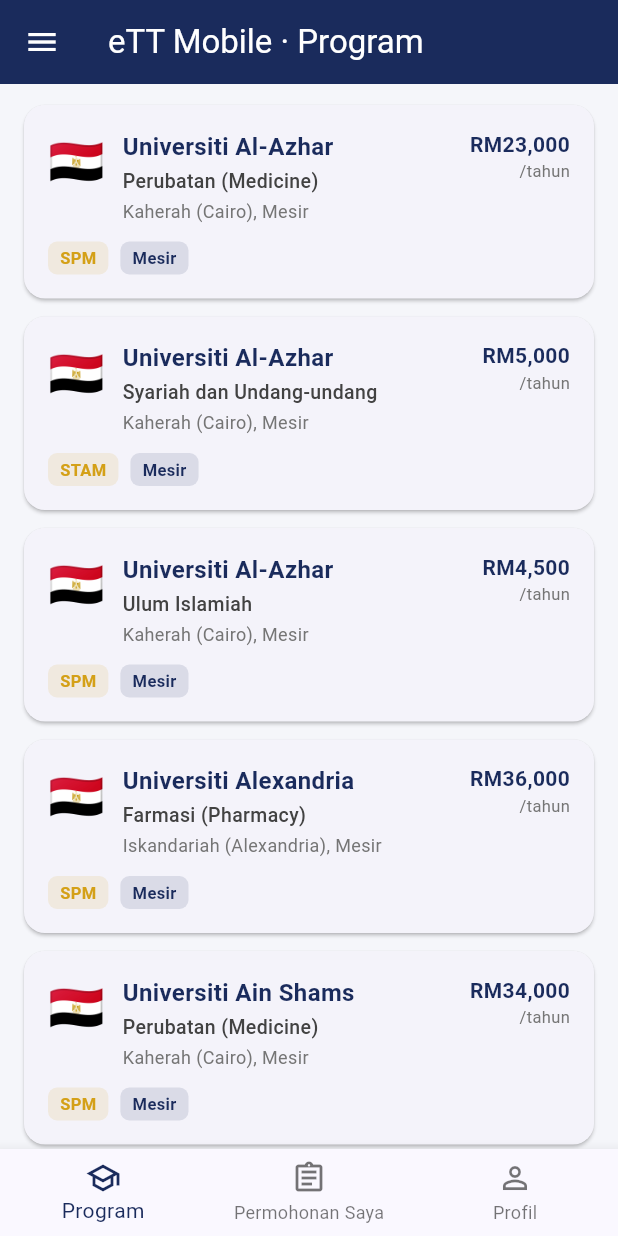
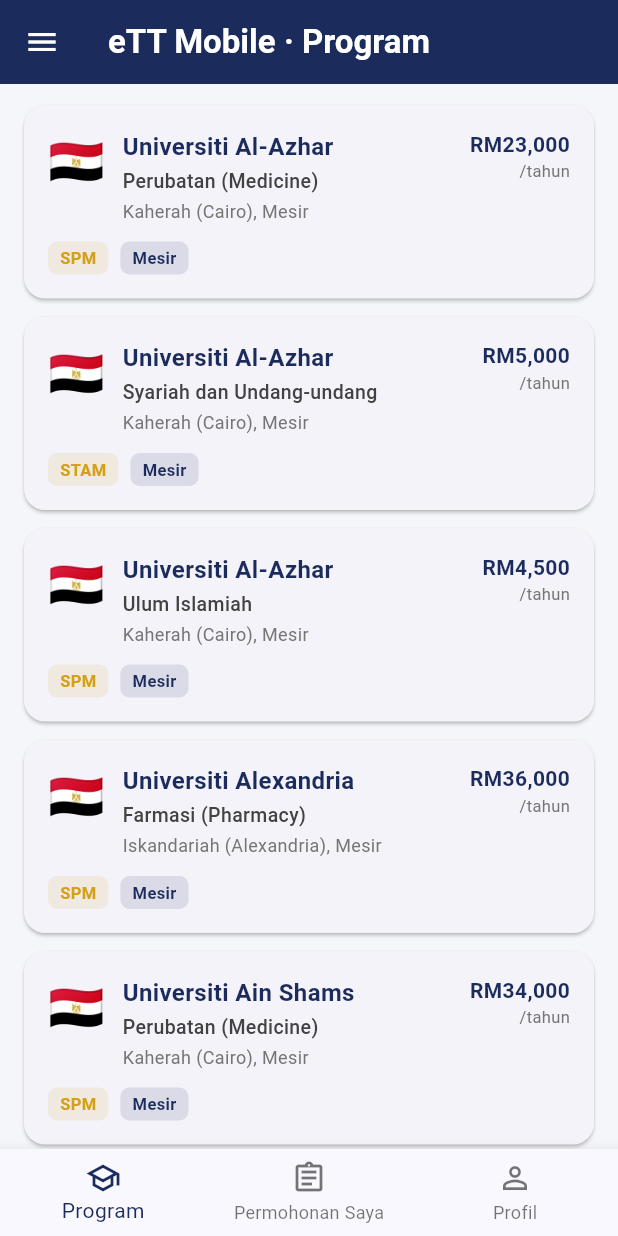
Before and after one commit to mfmz78-coder/ujian_flutter, a Flutter app: the screen it shows after launch, on a phone screen of 412 x 824 dp. Run offline on Flutter 3.47's test engine with Material 3 defaults, Android fonts, the phone set to English and light mode, and no system bars; statements that could not run were skipped.

Commit message:
Auto-save: lib/theme.dart

```diff
--- a/lib/theme.dart
+++ b/lib/theme.dart
@@ -58,6 +58,11 @@
           borderRadius: BorderRadius.circular(12),
         ),
       ),
+
+      textTheme: const TextTheme(
+        titleLarge: TextStyle(fontWeight: FontWeight.bold, color: KptTheme.navy),
+        titleMedium: TextStyle(fontWeight: FontWeight.w600, color: KptTheme.navy),
+      ),
     );
   }
 }
```
